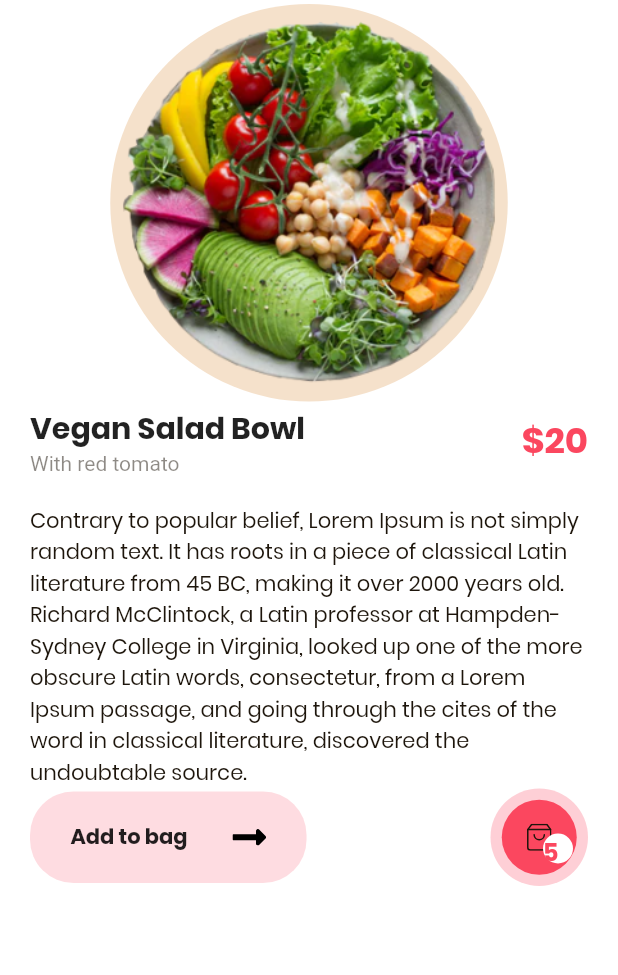
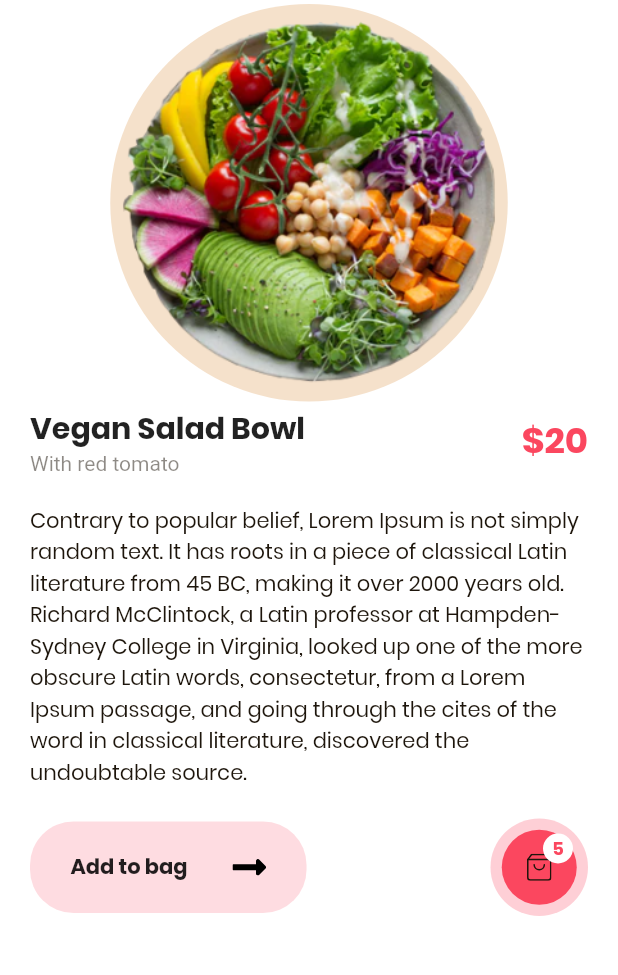
Before and after one commit to iamrizvan/deliver_food, a Flutter app: the DetailsScreen screen opened directly, on a phone screen of 412 x 824 dp, the part 92-1067 px from its top. Run offline on Flutter 3.47's test engine with Material 2 defaults, Android fonts, the phone set to English and light mode, and no system bars; our stand-ins replace flutter_svg.

Commit message:
Food delivery app UI has been designed with details page

```diff
--- a/lib/details_screen.dart
+++ b/lib/details_screen.dart
@@ -6,8 +6,7 @@ class DetailsScreen extends StatelessWidget {
   @override
   Widget build(BuildContext context) {
     return Scaffold(
-      body: Column(
-        children: <Widget>[
+      body:
           SingleChildScrollView(
             child: Padding(
               padding: const EdgeInsets.only(left: 20, right: 20, top: 50),
@@ -65,7 +64,9 @@ class DetailsScreen extends StatelessWidget {
                   Text(
                     "Contrary to popular belief, Lorem Ipsum is not simply random text. It has roots in a piece of classical Latin literature from 45 BC, making it over 2000 years old. Richard McClintock, a Latin professor at Hampden-Sydney College in Virginia, looked up one of the more obscure Latin words, consectetur, from a Lorem Ipsum passage, and going through the cites of the word in classical literature, discovered the undoubtable source.",
                   ),
-                  Spacer(),
+                  SizedBox(
+                    height: 20,
+                  ),
                   Padding(
                     padding: const EdgeInsets.only(bottom: 30),
                     child: Row(
@@ -113,8 +114,10 @@ class DetailsScreen extends StatelessWidget {
                               ),
                               Positioned(
                                 right: 10,
-                                bottom: 15,
+                                top: 10,
                                 child: Container(
+                                  alignment: Alignment.center,
+                                  padding: EdgeInsets.all(1),
                                   height: 20,
                                   width: 20,
                                   decoration: BoxDecoration(
@@ -126,7 +129,7 @@ class DetailsScreen extends StatelessWidget {
                                           .button
                                           .copyWith(
                                               color: kPrimaryColor,
-                                              fontSize: 16)),
+                                              fontSize: 12)),
                                 ),
                               )
                             ],
@@ -138,9 +141,7 @@ class DetailsScreen extends StatelessWidget {
                 ],
               ),
             ),
-          ),
-        ],
-      ),
+          )
     );
   }
 }
```
